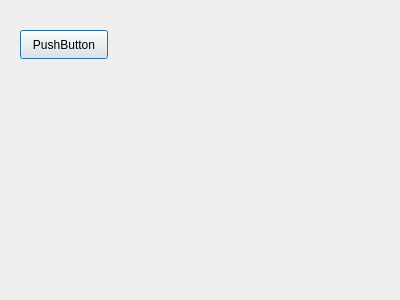
This is formhier.ui in rosymaro/qt_pexviewer as Qt 5 draws it before an edit. The edited form follows.
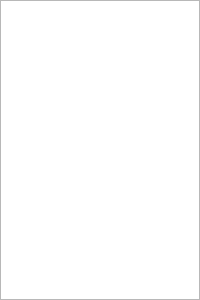
This is the edited form.

```diff
--- a/formhier.ui
+++ b/formhier.ui
@@ -6,25 +6,22 @@
    <rect>
     <x>0</x>
     <y>0</y>
-    <width>400</width>
+    <width>200</width>
     <height>300</height>
    </rect>
   </property>
   <property name="windowTitle">
    <string>Dialog</string>
   </property>
-  <widget class="QPushButton" name="pushButton">
+  <widget class="QListWidget" name="listWidget">
    <property name="geometry">
     <rect>
-     <x>20</x>
-     <y>30</y>
-     <width>88</width>
-     <height>29</height>
+     <x>0</x>
+     <y>0</y>
+     <width>200</width>
+     <height>300</height>
     </rect>
    </property>
-   <property name="text">
-    <string>PushButton</string>
-   </property>
   </widget>
  </widget>
  <resources/>
```
